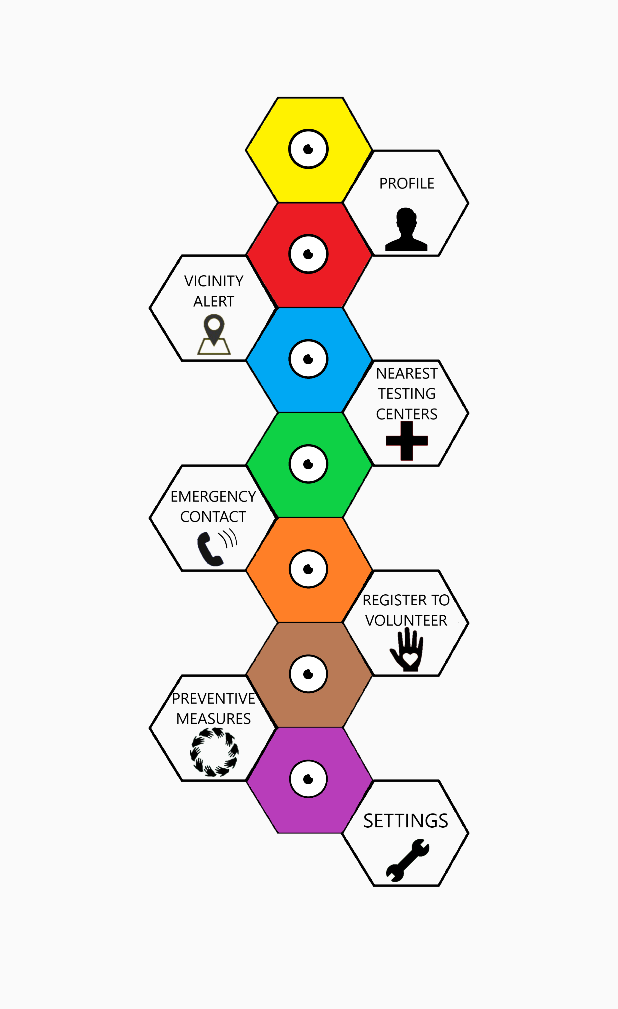
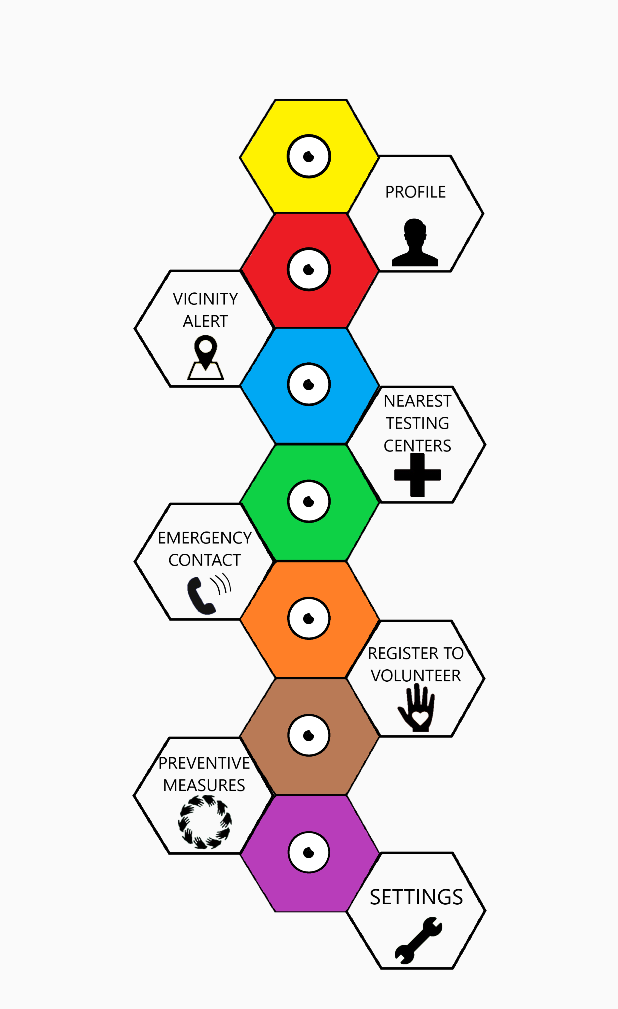
Before and after one commit to covidtracker192/KASH, an Android app: the home screen opened directly, with no data from a screen before it, on a phone screen of 412 x 824 dp. Shown: the top 1009 px of the screen. Run offline under Robolectric (Android 15) with nearby library versions, the light colour scheme and no system bars.

Commit message:
Home UI 2

```diff
--- a/AndroidStudioProjects/KASH/app/src/main/res/layout/activity_home.xml
+++ b/AndroidStudioProjects/KASH/app/src/main/res/layout/activity_home.xml
@@ -8,10 +8,10 @@
 
     <ImageView
         android:id="@+id/imageView2"
-        android:layout_width="100dp"
-        android:layout_height="100dp"
-        android:layout_marginStart="128dp"
-        android:layout_marginTop="85dp"
+        android:layout_width="110dp"
+        android:layout_height="110dp"
+        android:layout_marginStart="139dp"
+        android:layout_marginTop="87dp"
         android:clickable="true"
         android:onClick="openprofile"
         app:layout_constraintEnd_toEndOf="parent"
@@ -21,8 +21,8 @@
 
     <ImageView
         android:id="@+id/imageView3"
-        android:layout_width="100dp"
-        android:layout_height="100dp"
+        android:layout_width="110dp"
+        android:layout_height="110dp"
         android:layout_marginTop="50dp"
         app:layout_constraintEnd_toEndOf="parent"
         app:layout_constraintStart_toStartOf="parent"
@@ -31,9 +31,9 @@
 
     <ImageView
         android:id="@+id/imageView4"
-        android:layout_width="100dp"
-        android:layout_height="100dp"
-        android:layout_marginTop="120dp"
+        android:layout_width="110dp"
+        android:layout_height="110dp"
+        android:layout_marginTop="125dp"
         app:layout_constraintEnd_toEndOf="parent"
         app:layout_constraintStart_toStartOf="parent"
         app:layout_constraintTop_toTopOf="parent"
@@ -41,10 +41,10 @@
 
     <ImageView
         android:id="@+id/imageView5"
-        android:layout_width="100dp"
-        android:layout_height="100dp"
-        android:layout_marginTop="155dp"
-        android:layout_marginEnd="128dp"
+        android:layout_width="110dp"
+        android:layout_height="110dp"
+        android:layout_marginTop="164dp"
+        android:layout_marginEnd="140dp"
         android:clickable="true"
         android:onClick="openvicalert"
         app:layout_constraintEnd_toEndOf="parent"
@@ -54,9 +54,9 @@
 
     <ImageView
         android:id="@+id/imageView6"
-        android:layout_width="100dp"
-        android:layout_height="100dp"
-        android:layout_marginTop="190dp"
+        android:layout_width="110dp"
+        android:layout_height="110dp"
+        android:layout_marginTop="202dp"
         app:layout_constraintEnd_toEndOf="parent"
         app:layout_constraintStart_toStartOf="parent"
         app:layout_constraintTop_toTopOf="parent"
@@ -64,10 +64,10 @@
 
     <ImageView
         android:id="@+id/imageView7"
-        android:layout_width="100dp"
-        android:layout_height="100dp"
-        android:layout_marginStart="128dp"
-        android:layout_marginTop="225dp"
+        android:layout_width="110dp"
+        android:layout_height="110dp"
+        android:layout_marginStart="141dp"
+        android:layout_marginTop="241dp"
         android:clickable="true"
         android:onClick="opentestcenter"
         app:layout_constraintEnd_toEndOf="parent"
@@ -77,9 +77,9 @@
 
     <ImageView
         android:id="@+id/imageView9"
-        android:layout_width="100dp"
-        android:layout_height="100dp"
-        android:layout_marginTop="260dp"
+        android:layout_width="110dp"
+        android:layout_height="110dp"
+        android:layout_marginTop="280dp"
         app:layout_constraintEnd_toEndOf="parent"
         app:layout_constraintStart_toStartOf="parent"
         app:layout_constraintTop_toTopOf="parent"
@@ -87,10 +87,10 @@
 
     <ImageView
         android:id="@+id/imageView10"
-        android:layout_width="100dp"
-        android:layout_height="100dp"
-        android:layout_marginTop="295dp"
-        android:layout_marginEnd="128dp"
+        android:layout_width="110dp"
+        android:layout_height="110dp"
+        android:layout_marginTop="319dp"
+        android:layout_marginEnd="140dp"
         android:clickable="true"
         android:onClick="openemergencycontact"
         app:layout_constraintEnd_toEndOf="parent"
@@ -100,9 +100,9 @@
 
     <ImageView
         android:id="@+id/imageView11"
-        android:layout_width="100dp"
-        android:layout_height="100dp"
-        android:layout_marginTop="330dp"
+        android:layout_width="110dp"
+        android:layout_height="110dp"
+        android:layout_marginTop="358dp"
         app:layout_constraintEnd_toEndOf="parent"
         app:layout_constraintStart_toStartOf="parent"
         app:layout_constraintTop_toTopOf="parent"
@@ -110,10 +110,10 @@
 
     <ImageView
         android:id="@+id/imageView12"
-        android:layout_width="100dp"
-        android:layout_height="100dp"
-        android:layout_marginStart="128dp"
-        android:layout_marginTop="365dp"
+        android:layout_width="110dp"
+        android:layout_height="110dp"
+        android:layout_marginStart="140dp"
+        android:layout_marginTop="397dp"
         android:clickable="true"
         android:onClick="openvolunteer"
         app:layout_constraintEnd_toEndOf="parent"
@@ -123,9 +123,9 @@
 
     <ImageView
         android:id="@+id/imageView13"
-        android:layout_width="100dp"
-        android:layout_height="100dp"
-        android:layout_marginTop="400dp"
+        android:layout_width="110dp"
+        android:layout_height="110dp"
+        android:layout_marginTop="436dp"
         app:layout_constraintEnd_toEndOf="parent"
         app:layout_constraintStart_toStartOf="parent"
         app:layout_constraintTop_toTopOf="parent"
@@ -133,10 +133,10 @@
 
     <ImageView
         android:id="@+id/imageView14"
-        android:layout_width="100dp"
-        android:layout_height="100dp"
-        android:layout_marginStart="128dp"
-        android:layout_marginTop="505dp"
+        android:layout_width="110dp"
+        android:layout_height="110dp"
+        android:layout_marginStart="142dp"
+        android:layout_marginTop="552dp"
         android:clickable="true"
         android:onClick="opensettings"
         app:layout_constraintEnd_toEndOf="parent"
@@ -146,9 +146,9 @@
 
     <ImageView
         android:id="@+id/imageView15"
-        android:layout_width="100dp"
-        android:layout_height="100dp"
-        android:layout_marginTop="470dp"
+        android:layout_width="110dp"
+        android:layout_height="110dp"
+        android:layout_marginTop="514dp"
         app:layout_constraintEnd_toEndOf="parent"
         app:layout_constraintStart_toStartOf="parent"
         app:layout_constraintTop_toTopOf="parent"
@@ -156,10 +156,10 @@
 
     <ImageView
         android:id="@+id/imageView17"
-        android:layout_width="100dp"
-        android:layout_height="100dp"
-        android:layout_marginTop="435dp"
-        android:layout_marginEnd="128dp"
+        android:layout_width="110dp"
+        android:layout_height="110dp"
+        android:layout_marginTop="475dp"
+        android:layout_marginEnd="141dp"
         android:clickable="true"
         android:onClick="openmeasures"
         app:layout_constraintEnd_toEndOf="parent"
--- a/AndroidStudioProjects/KASH/app/src/main/res/values/styles.xml
+++ b/AndroidStudioProjects/KASH/app/src/main/res/values/styles.xml
@@ -1,10 +1,9 @@
 <resources>
 
     <!-- Base application theme. -->
-    <style name="AppTheme" parent="Theme.AppCompat.Light.NoActionBar">
+    <style name="AppTheme" parent="Theme.AppCompat.DayNight.NoActionBar">
         <!-- Customize your theme here. -->
         <item name="colorPrimary">@color/colorPrimary</item>
         <item name="colorAccent">@color/colorAccent</item>
     </style>
-
 </resources>
```
Also changed, not shown: AndroidStudioProjects/KASH/app/src/main/res/drawable/test.png, AndroidStudioProjects/KASH/app/src/main/res/drawable/vicinity.png, 109 other files.
